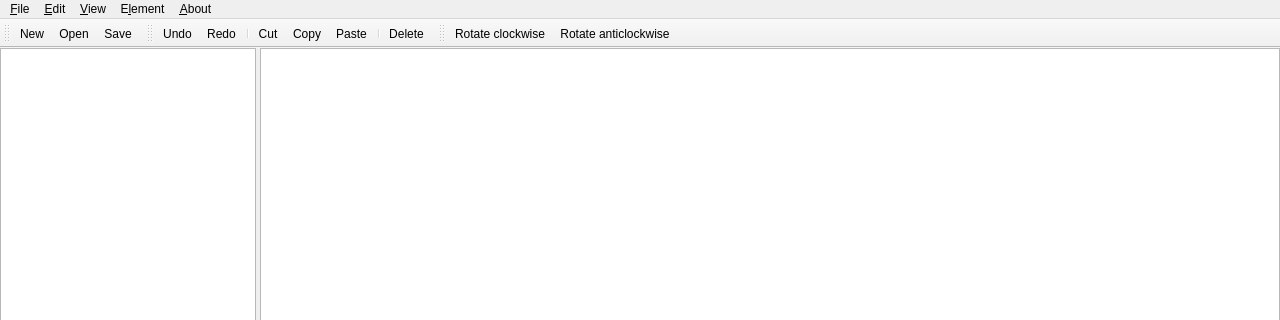
Before: the Qt Designer form mainwindow.ui in BenQUUU/LogicLab, drawn with Qt 5; both pictures show x 0 to 1280 and y 0 to 320 of the 1280 by 720 pixel window.
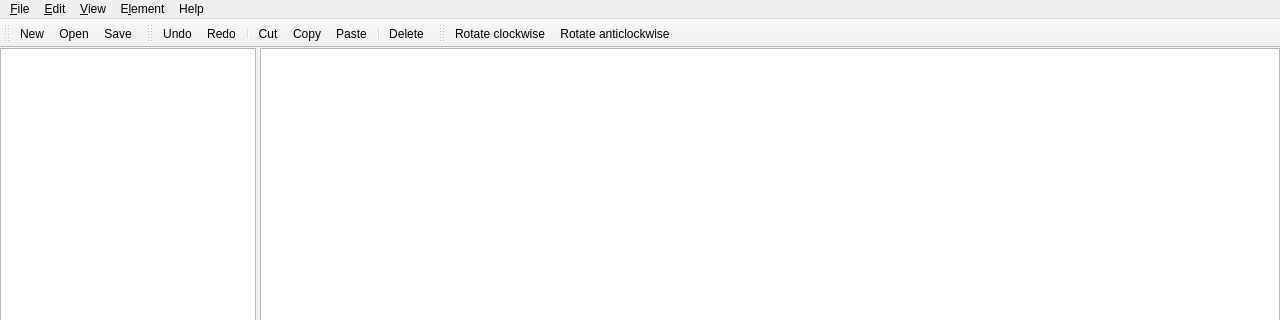
After: the same form once the commit is applied. Icons and pictures are not drawn. Custom widgets are drawn as their Qt base class.

```diff
--- a/mainwindow.ui
+++ b/mainwindow.ui
@@ -90,7 +90,7 @@
    </widget>
    <widget class="QMenu" name="aboutMenu">
     <property name="title">
-     <string>&amp;About</string>
+     <string>Help</string>
     </property>
     <addaction name="aboutFrameworkAction"/>
    </widget>
```
Left out of the diff: 21 changed lines with no effect on the pictures.
